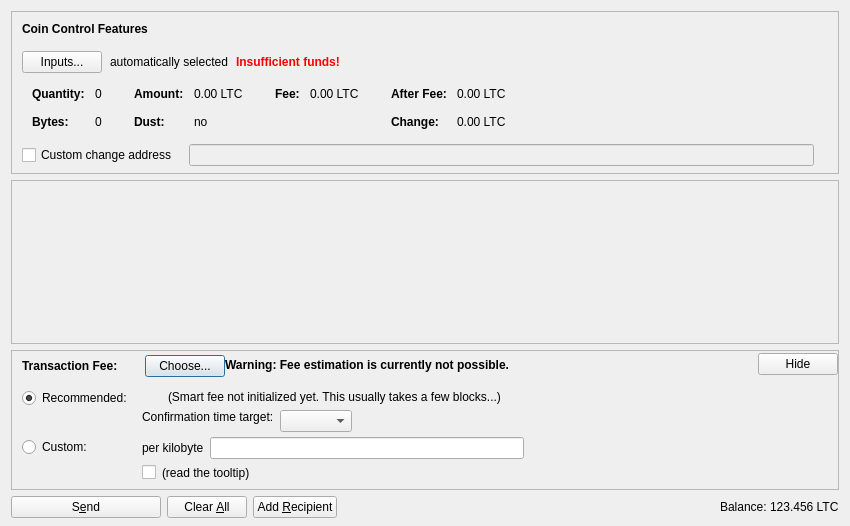
hanzou-x/flappycoin, file src/qt/forms/sendcoinsdialog.ui: the form before one commit.
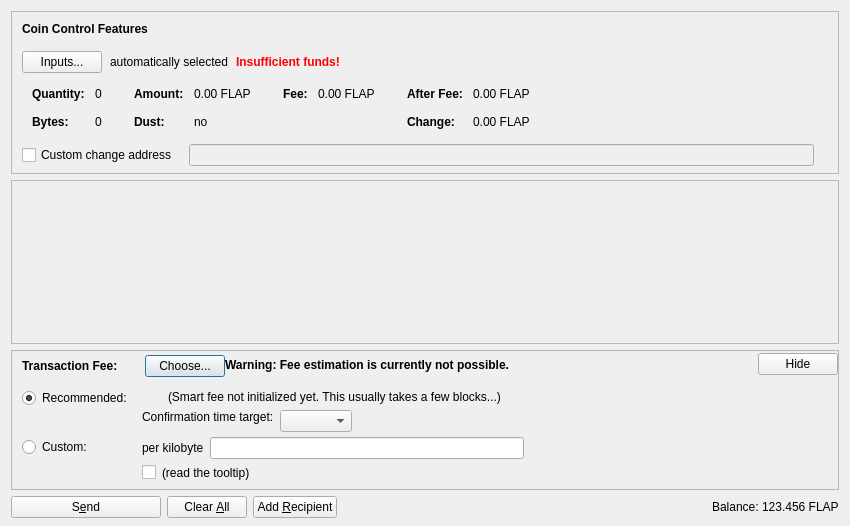
The form after the commit. Icons and pictures are not drawn. Custom widgets are drawn as their Qt base class.

Commit message: s/LTC/FLAP where applicable

The edit to the form file:
```diff
--- a/src/qt/forms/sendcoinsdialog.ui
+++ b/src/qt/forms/sendcoinsdialog.ui
@@ -324,7 +324,7 @@
                   <enum>Qt::ActionsContextMenu</enum>
                  </property>
                  <property name="text">
-                  <string notr="true">0.00 LTC</string>
+                  <string notr="true">0.00 FLAP</string>
                  </property>
                  <property name="textInteractionFlags">
                   <set>Qt::LinksAccessibleByMouse|Qt::TextSelectableByKeyboard|Qt::TextSelectableByMouse</set>
@@ -404,7 +404,7 @@
                   <enum>Qt::ActionsContextMenu</enum>
                  </property>
                  <property name="text">
-                  <string notr="true">0.00 LTC</string>
+                  <string notr="true">0.00 FLAP</string>
                  </property>
                  <property name="textInteractionFlags">
                   <set>Qt::LinksAccessibleByMouse|Qt::TextSelectableByKeyboard|Qt::TextSelectableByMouse</set>
@@ -455,7 +455,7 @@
                   <enum>Qt::ActionsContextMenu</enum>
                  </property>
                  <property name="text">
-                  <string notr="true">0.00 LTC</string>
+                  <string notr="true">0.00 FLAP</string>
                  </property>
                  <property name="textInteractionFlags">
                   <set>Qt::LinksAccessibleByMouse|Qt::TextSelectableByKeyboard|Qt::TextSelectableByMouse</set>
@@ -484,7 +484,7 @@
                   <enum>Qt::ActionsContextMenu</enum>
                  </property>
                  <property name="text">
-                  <string notr="true">0.00 LTC</string>
+                  <string notr="true">0.00 FLAP</string>
                  </property>
                  <property name="textInteractionFlags">
                   <set>Qt::LinksAccessibleByMouse|Qt::TextSelectableByKeyboard|Qt::TextSelectableByMouse</set>
@@ -1237,7 +1237,7 @@
           <cursorShape>IBeamCursor</cursorShape>
          </property>
          <property name="text">
-          <string notr="true">123.456 LTC</string>
+          <string notr="true">123.456 FLAP</string>
          </property>
          <property name="textInteractionFlags">
           <set>Qt::LinksAccessibleByMouse|Qt::TextSelectableByKeyboard|Qt::TextSelectableByMouse</set>
```
The commit also changes 6 other files.
